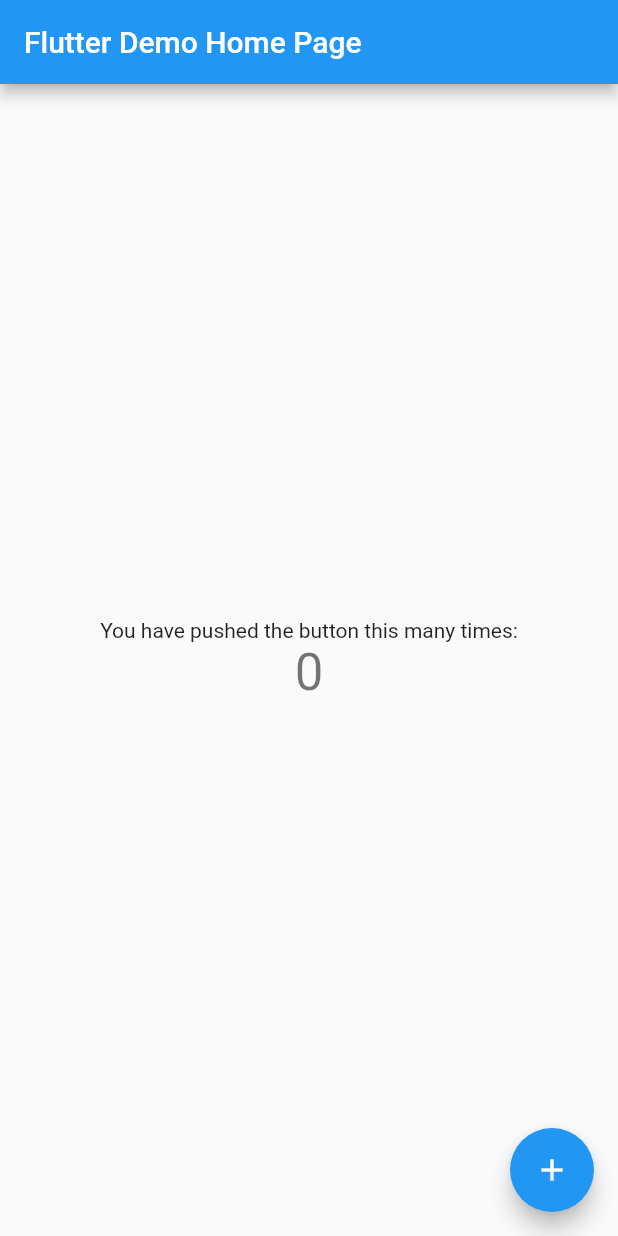
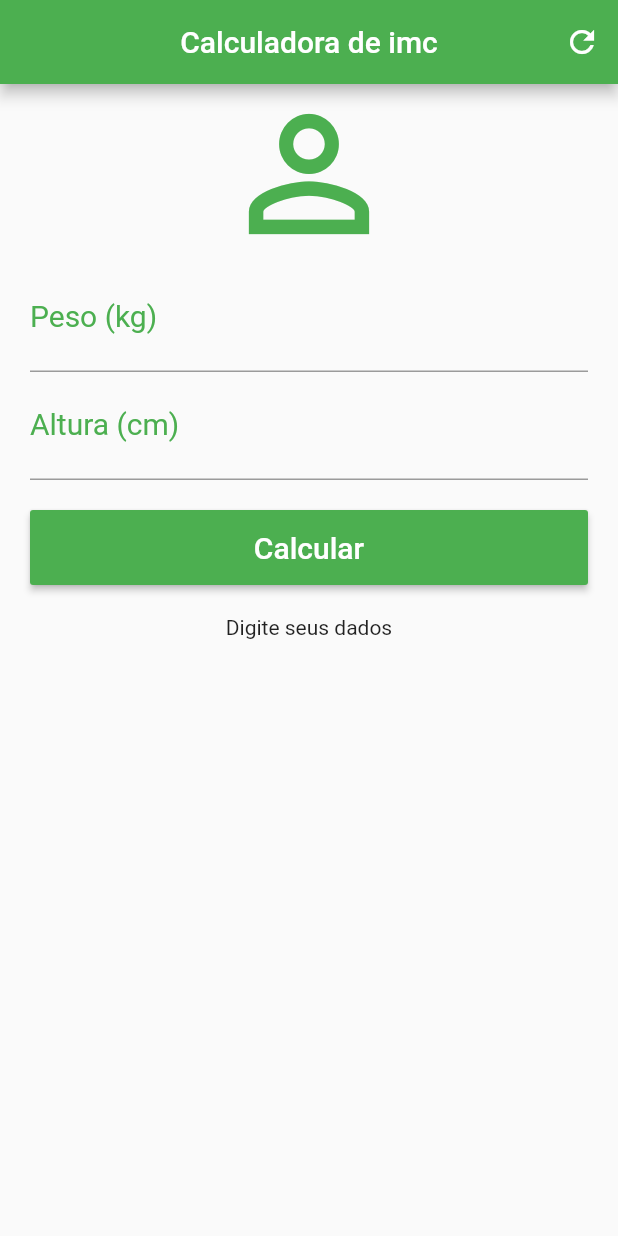
Before and after one commit to renanmainardes/Flutter-Project-1, a Flutter app: the screen it shows after launch, on a phone screen of 412 x 824 dp. Run offline on Flutter 3.47's test engine with Material 2 defaults, Android fonts, the phone set to English and light mode, and no system bars.

Commit message:
new commit

```diff
--- a/lib/main.dart
+++ b/lib/main.dart
@@ -1,117 +1,121 @@
 import 'package:flutter/material.dart';
 
 void main() {
-  runApp(MyApp());
+  runApp(MaterialApp(home: Home()));
 }
 
-class MyApp extends StatelessWidget {
-  // This widget is the root of your application.
+class Home extends StatefulWidget {
   @override
-  Widget build(BuildContext context) {
-    return MaterialApp(
-      title: 'Flutter Demo',
-      theme: ThemeData(
-        // This is the theme of your application.
-        //
-        // Try running your application with "flutter run". You'll see the
-        // application has a blue toolbar. Then, without quitting the app, try
-        // changing the primarySwatch below to Colors.green and then invoke
-        // "hot reload" (press "r" in the console where you ran "flutter run",
-        // or simply save your changes to "hot reload" in a Flutter IDE).
-        // Notice that the counter didn't reset back to zero; the application
-        // is not restarted.
-        primarySwatch: Colors.blue,
-        // This makes the visual density adapt to the platform that you run
-        // the app on. For desktop platforms, the controls will be smaller and
-        // closer together (more dense) than on mobile platforms.
-        visualDensity: VisualDensity.adaptivePlatformDensity,
-      ),
-      home: MyHomePage(title: 'Flutter Demo Home Page'),
-    );
-  }
+  State<Home> createState() => _HomeState();
 }
 
-class MyHomePage extends StatefulWidget {
-  MyHomePage({Key key, this.title}) : super(key: key);
+class _HomeState extends State<Home> {
+  TextEditingController peso = new TextEditingController();
+  TextEditingController altura = new TextEditingController();
 
-  // This widget is the home page of your application. It is stateful, meaning
-  // that it has a State object (defined below) that contains fields that affect
-  // how it looks.
+  GlobalKey<FormState> formKey = GlobalKey<FormState>();
 
-  // This class is the configuration for the state. It holds the values (in this
-  // case the title) provided by the parent (in this case the App widget) and
-  // used by the build method of the State. Fields in a Widget subclass are
-  // always marked "final".
+  String info = "Digite seus dados";
 
-  final String title;
-
-  @override
-  _MyHomePageState createState() => _MyHomePageState();
+  void reset() {
+    peso.text = "";
+    altura.text = "";
+    setState(() {
+      info = "Digite seus dados";
+    });
   }
 
-class _MyHomePageState extends State<MyHomePage> {
-  int _counter = 0;
+  void resultado() {
+    setState(() {
+      double pesoFinal = double.parse(peso.text);
+      double alturaFinal = double.parse(altura.text) / 100;
+      double imc = pesoFinal / (alturaFinal * alturaFinal);
 
-  void _incrementCounter() {
-    setState(() {
-      // This call to setState tells the Flutter framework that something has
-      // changed in this State, which causes it to rerun the build method below
-      // so that the display can reflect the updated values. If we changed
-      // _counter without calling setState(), then the build method would not be
-      // called again, and so nothing would appear to happen.
-      _counter++;
+      if (imc < 18.6) {
+        info = "Abaixo do peso. imc: ${imc.toStringAsPrecision(3)}";
+      } else if (imc >= 18.6 && imc < 24.9) {
+        info = "Peso ideal. imc: ${imc.toStringAsPrecision(3)}";
+      } else if (imc >= 24.9 && imc < 29.9) {
+        info = "Levemente acima do peso. imc: ${imc.toStringAsPrecision(3)}";
+      } else if (imc >= 29.9 && imc < 34.9) {
+        info = "Obesidade grau 1. imc: ${imc.toStringAsPrecision(3)}";
+      } else if (imc >= 34.9 && imc < 39.9) {
+        info = "Obesidade grau 2. imc: ${imc.toStringAsPrecision(3)}";
+      } else if (imc >= 40.0) {
+        info = "Obesidade grau 3. imc: ${imc.toStringAsPrecision(3)}";
+      }
     });
   }
 
   @override
   Widget build(BuildContext context) {
-    // This method is rerun every time setState is called, for instance as done
-    // by the _incrementCounter method above.
-    //
-    // The Flutter framework has been optimized to make rerunning build methods
-    // fast, so that you can just rebuild anything that needs updating rather
-    // than having to individually change instances of widgets.
     return Scaffold(
         appBar: AppBar(
-        // Here we take the value from the MyHomePage object that was created by
-        // the App.build method, and use it to set our appbar title.
-        title: Text(widget.title),
+          title: Text("Calculadora de imc"),
+          centerTitle: true,
+          backgroundColor: Colors.green,
+          actions: [IconButton(icon: Icon(Icons.refresh), onPressed: reset)],
         ),
-      body: Center(
-        // Center is a layout widget. It takes a single child and positions it
-        // in the middle of the parent.
+        body: SingleChildScrollView(
+            padding: EdgeInsets.fromLTRB(20.0, 0.0, 20.0, 0.0),
+            child: Form(
+              key: formKey,
               child: Column(
-          // Column is also a layout widget. It takes a list of children and
-          // arranges them vertically. By default, it sizes itself to fit its
-          // children horizontally, and tries to be as tall as its parent.
-          //
-          // Invoke "debug painting" (press "p" in the console, choose the
-          // "Toggle Debug Paint" action from the Flutter Inspector in Android
-          // Studio, or the "Toggle Debug Paint" command in Visual Studio Code)
-          // to see the wireframe for each widget.
-          //
-          // Column has various properties to control how it sizes itself and
-          // how it positions its children. Here we use mainAxisAlignment to
-          // center the children vertically; the main axis here is the vertical
-          // axis because Columns are vertical (the cross axis would be
-          // horizontal).
-          mainAxisAlignment: MainAxisAlignment.center,
-          children: <Widget>[
-            Text(
-              'You have pushed the button this many times:',
+                crossAxisAlignment: CrossAxisAlignment.stretch,
+                children: [
+                  Icon(Icons.person_outline, color: Colors.green, size: 120),
+                  TextFormField(
+                    keyboardType: TextInputType.number,
+                    decoration: InputDecoration(
+                      labelText: "Peso (kg)",
+                      labelStyle: TextStyle(color: Colors.green, fontSize: 20),
+                    ),
+                    textAlign: TextAlign.center,
+                    style: TextStyle(color: Colors.green, fontSize: 25),
+                    controller: peso,
+                    validator: (value) {
+                      if (value.isEmpty) {
+                        return "Insira seu peso!";
+                      }
+                    },
+                  ),
+                  TextFormField(
+                    keyboardType: TextInputType.number,
+                    decoration: InputDecoration(
+                      labelText: "Altura (cm)",
+                      labelStyle: TextStyle(color: Colors.green, fontSize: 20),
+                    ),
+                    textAlign: TextAlign.center,
+                    style: TextStyle(color: Colors.green, fontSize: 25),
+                    controller: altura,
+                    validator: (value) {
+                      if (value.isEmpty) {
+                        return "Insira sua altura!";
+                      }
+                    },
+                  ),
+                  Padding(
+                    padding: EdgeInsets.fromLTRB(0.0, 20.0, 0.0, 20.0),
+                    child: Container(
+                      height: 50,
+                      child: RaisedButton(
+                          color: Colors.green,
+                          onPressed: () {
+                            if (formKey.currentState.validate()) {
+                              resultado;
+                            }
+                          },
+                          child: Text("Calcular",
+                              style: TextStyle(
+                                  color: Colors.white, fontSize: 20))),
+                    ),
                   ),
                   Text(
-              '$_counter',
-              style: Theme.of(context).textTheme.headline4,
-            ),
+                    info,
+                    textAlign: TextAlign.center,
+                  )
                 ],
               ),
-      ),
-      floatingActionButton: FloatingActionButton(
-        onPressed: _incrementCounter,
-        tooltip: 'Increment',
-        child: Icon(Icons.add),
-      ), // This trailing comma makes auto-formatting nicer for build methods.
-    );
+            )));
   }
 }
```
Also changed, not shown: 1 other file. Lines whose indentation alone changed are shown as unchanged.
